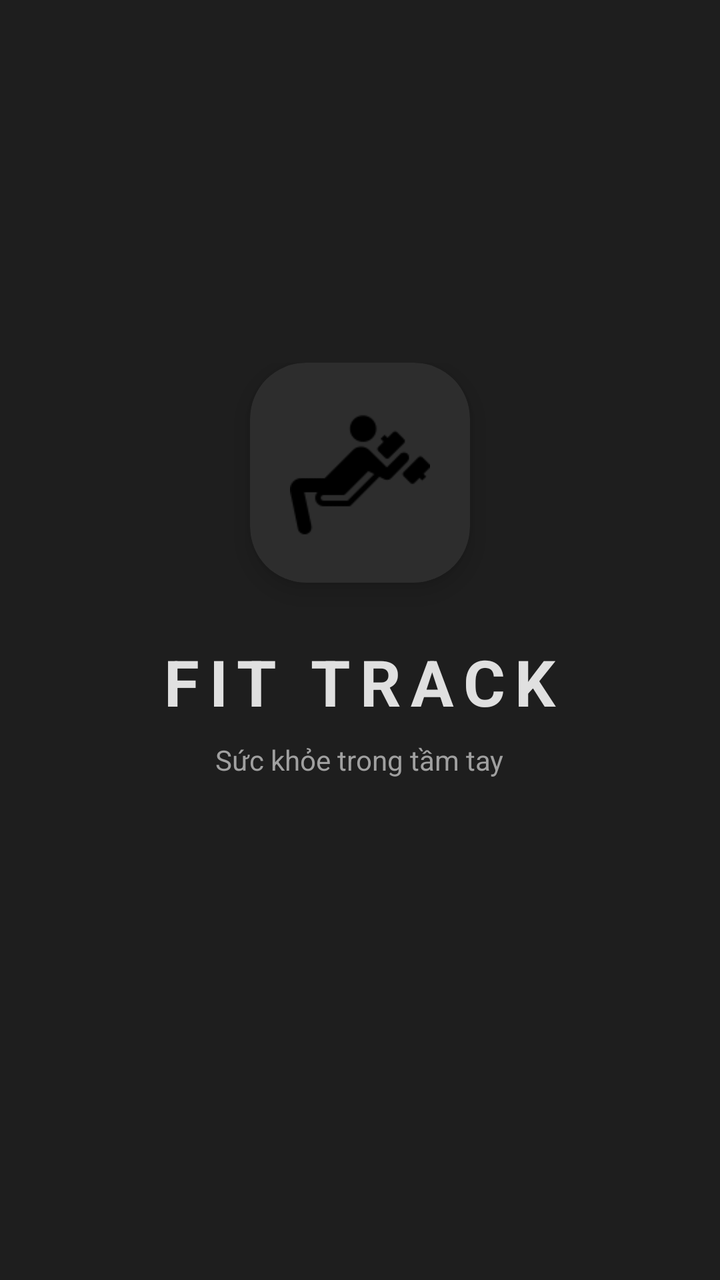
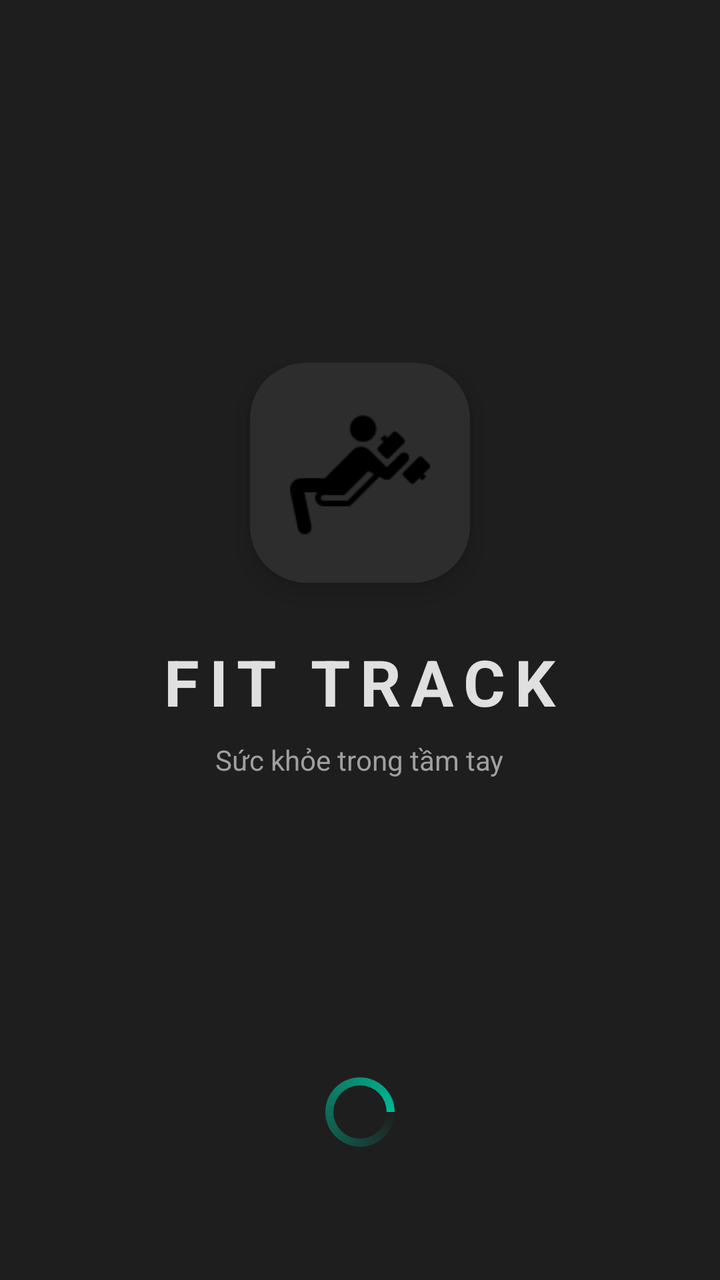

Before-and-after screenshots of an Android layout around one commit, followed by the original layout XML and the change that was made.
<!-- AndroidManifest.xml: application theme Theme.FitTrack -->
<!-- res/layout/activity_splash.xml -->
<?xml version="1.0" encoding="utf-8"?>
<androidx.constraintlayout.widget.ConstraintLayout xmlns:android="http://schemas.android.com/apk/res/android"
    xmlns:app="http://schemas.android.com/apk/res-auto"
    android:layout_width="match_parent"
    android:layout_height="match_parent"
    android:background="#1E1E1E">

    <LinearLayout
        android:layout_width="wrap_content"
        android:layout_height="wrap_content"
        android:gravity="center"
        android:orientation="vertical"
        app:layout_constraintBottom_toBottomOf="parent"
        app:layout_constraintEnd_toEndOf="parent"
        app:layout_constraintStart_toStartOf="parent"
        app:layout_constraintTop_toTopOf="parent"
        app:layout_constraintVertical_bias="0.42">

        <androidx.cardview.widget.CardView
            android:layout_width="110dp"
            android:layout_height="110dp"
            app:cardBackgroundColor="#2D2D2D"
            app:cardCornerRadius="28dp"
            app:cardElevation="8dp">

            <ImageView
                android:id="@+id/ivLogo"
                android:layout_width="match_parent"
                android:layout_height="match_parent"
                android:padding="20dp"
                android:src="@drawable/ic_logo" />
        </androidx.cardview.widget.CardView>

        <TextView
            android:layout_width="wrap_content"
            android:layout_height="wrap_content"
            android:layout_marginTop="28dp"
            android:letterSpacing="0.15"
            android:text="FIT TRACK"
            android:textColor="#E0E0E0"
            android:textSize="32sp"
            android:textStyle="bold" />

        <TextView
            android:layout_width="wrap_content"
            android:layout_height="wrap_content"
            android:layout_marginTop="8dp"
            android:text="Sức khỏe trong tầm tay"
            android:textColor="#A0A0A0"
            android:textSize="14sp" />
    </LinearLayout>

    <ProgressBar
        android:layout_width="36dp"
        android:layout_height="36dp"
        android:layout_marginBottom="64dp"
        android:indeterminateTint="#00B894"
        app:layout_constraintBottom_toBottomOf="parent"
        app:layout_constraintEnd_toEndOf="parent"
        app:layout_constraintStart_toStartOf="parent" />

</androidx.constraintlayout.widget.ConstraintLayout>
<!-- resources referenced by this layout -->
<resources>
  <!-- drawable ic_logo: png bitmap (drawable, 1620 bytes) -->
  <style name="Theme.FitTrack" parent="Theme.MaterialComponents.Light.NoActionBar">
          <item name="colorPrimary">#000000</item>
          <item name="colorPrimaryDark">#000000</item>
          <item name="colorAccent">#333333</item>
          <item name="android:windowBackground">@android:color/white</item>
      </style>
</resources>

<!-- the commit's change to res/layout/activity_splash.xml (unified diff, before → after) -->
@@ -51,10 +51,11 @@
     </LinearLayout>
 
     <ProgressBar
-        android:layout_width="36dp"
-        android:layout_height="36dp"
+        android:layout_width="40dp"
+        android:layout_height="40dp"
         android:layout_marginBottom="64dp"
-        android:indeterminateTint="#00B894"
+        android:indeterminate="true"
+        android:indeterminateDrawable="@drawable/custom_spinner"
         app:layout_constraintBottom_toBottomOf="parent"
         app:layout_constraintEnd_toEndOf="parent"
         app:layout_constraintStart_toStartOf="parent" />
<!-- resource entries referenced after the edit -->
@@ -1,5 +1,27 @@
 <!-- resources referenced by this layout -->
 <resources>
+  <!-- drawable custom_spinner (drawable) -->
+  <?xml version="1.0" encoding="utf-8"?>
+  <rotate xmlns:android="http://schemas.android.com/apk/res/android"
+      android:fromDegrees="0"
+      android:pivotX="50%"
+      android:pivotY="50%"
+      android:toDegrees="360">
+  
+      <shape
+          android:innerRadiusRatio="3"
+          android:shape="ring"
+          android:thicknessRatio="10"
+          android:useLevel="false">
+  
+          <gradient
+              android:angle="0"
+              android:endColor="#00B894"
+              android:startColor="#00000000"
+              android:type="sweep"
+              android:useLevel="false" />
+      </shape>
+  </rotate>
   <!-- drawable ic_logo: png bitmap (drawable, 1620 bytes) -->
   <style name="Theme.FitTrack" parent="Theme.MaterialComponents.Light.NoActionBar">
           <item name="colorPrimary">#000000</item>
